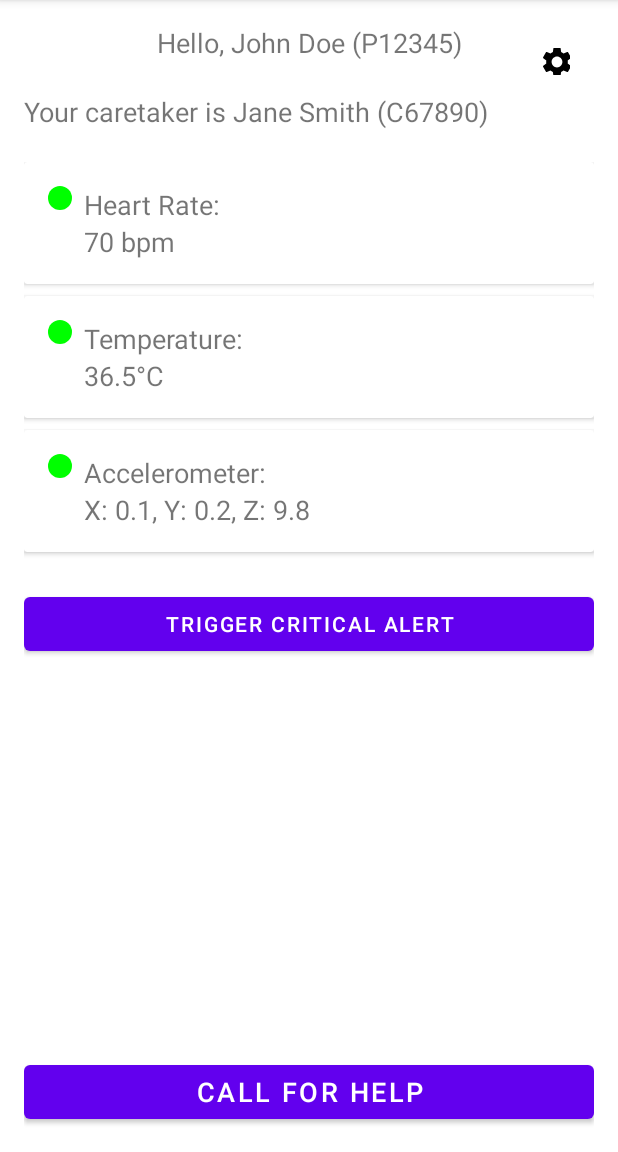
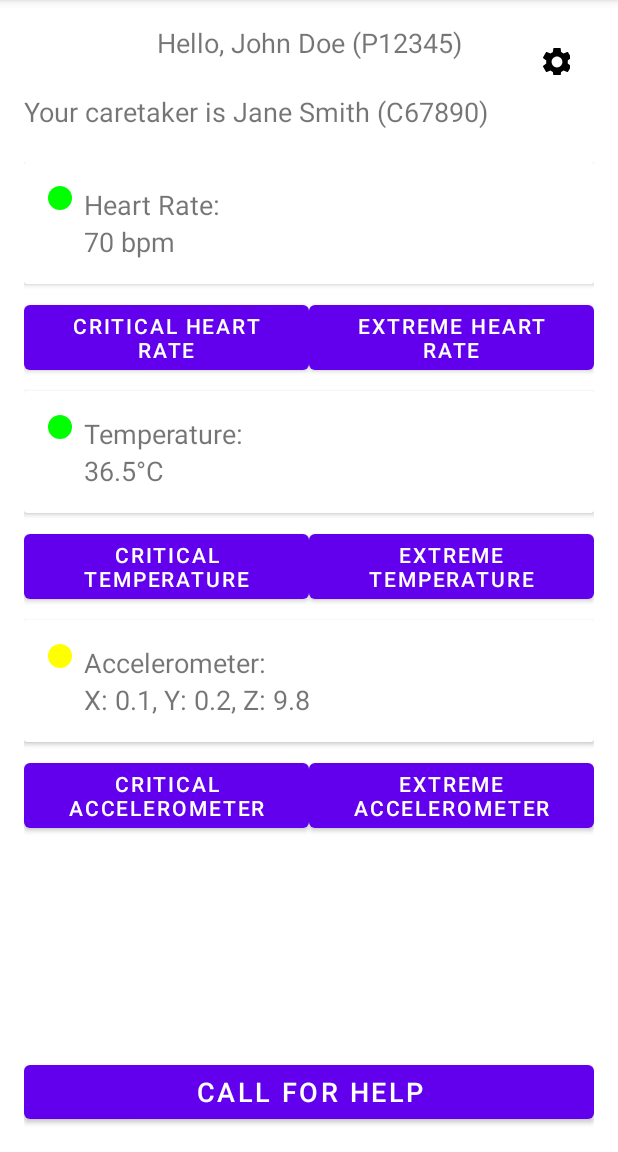
Before and after one commit to mickelsamuel/Elderly-Health-Monitor-App, an Android app: the screen it shows after launch (MonitorActivity), after a tap on "MONITOR", on a phone screen of 412 x 824 dp, the part 84-1236 px from its top. Run offline under Robolectric (Android 15) with nearby library versions, the phone set to English and light mode, and no system bars.

Commit message:
more triggers for metrics

```diff
--- a/app/src/main/java/com/example/elderly_health_monitor_app/MonitorActivity.java
+++ b/app/src/main/java/com/example/elderly_health_monitor_app/MonitorActivity.java
@@ -30,7 +30,12 @@ public class MonitorActivity extends AppCompatActivity {
     private View accelerometerStatus;
     private View heartRateStatus;
     private Button callForHelpButton;
-    private Button triggerCriticalAlertButton;  // New button for testing
+    private Button triggerCriticalHeartRateButton;
+    private Button triggerExtremeHeartRateButton;
+    private Button triggerCriticalTemperatureButton;
+    private Button triggerExtremeTemperatureButton;
+    private Button triggerCriticalAccelerometerButton;
+    private Button triggerExtremeAccelerometerButton;
     private ImageButton settingsButton;
 
     private static final String TAG = "MonitorActivity";
@@ -54,7 +59,12 @@ public class MonitorActivity extends AppCompatActivity {
         heartRateStatus = findViewById(R.id.heartRateStatus);
         callForHelpButton = findViewById(R.id.callForHelpButton);
         settingsButton = findViewById(R.id.settingsButton);
-        triggerCriticalAlertButton = findViewById(R.id.triggerCriticalAlertButton);  // New button
+        triggerCriticalHeartRateButton = findViewById(R.id.triggerCriticalHeartRateButton);
+        triggerExtremeHeartRateButton = findViewById(R.id.triggerExtremeHeartRateButton);
+        triggerCriticalTemperatureButton = findViewById(R.id.triggerCriticalTemperatureButton);
+        triggerExtremeTemperatureButton = findViewById(R.id.triggerExtremeTemperatureButton);
+        triggerCriticalAccelerometerButton = findViewById(R.id.triggerCriticalAccelerometerButton);
+        triggerExtremeAccelerometerButton = findViewById(R.id.triggerExtremeAccelerometerButton);
 
         // Example patient details
         String patientName = "John Doe"; // Replace with actual patient name
@@ -86,12 +96,46 @@ public class MonitorActivity extends AppCompatActivity {
             }
         });
 
-        // Set OnClickListener for the Trigger Critical Alert button
-        triggerCriticalAlertButton.setOnClickListener(new View.OnClickListener() {
+        // Set OnClickListeners for the new buttons
+        triggerCriticalHeartRateButton.setOnClickListener(new View.OnClickListener() {
             @Override
             public void onClick(View v) {
-                // Manually trigger a critical alert
-                updateReadings(110, 35.0f, "X: 0.0, Y: 0.0, Z: 0.0"); // Adjust values to trigger critical alerts
+                updateReadings(40, 36.5f, "X: 0.1, Y: 0.2, Z: 9.8"); // Critical heart rate
+            }
+        });
+
+        triggerExtremeHeartRateButton.setOnClickListener(new View.OnClickListener() {
+            @Override
+            public void onClick(View v) {
+                updateReadings(55, 36.5f, "X: 0.1, Y: 0.2, Z: 9.8"); // Extreme heart rate
+            }
+        });
+
+        triggerCriticalTemperatureButton.setOnClickListener(new View.OnClickListener() {
+            @Override
+            public void onClick(View v) {
+                updateReadings(70, 34.0f, "X: 0.1, Y: 0.2, Z: 9.8"); // Critical temperature
+            }
+        });
+
+        triggerExtremeTemperatureButton.setOnClickListener(new View.OnClickListener() {
+            @Override
+            public void onClick(View v) {
+                updateReadings(70, 35.5f, "X: 0.1, Y: 0.2, Z: 9.8"); // Extreme temperature
+            }
+        });
+
+        triggerCriticalAccelerometerButton.setOnClickListener(new View.OnClickListener() {
+            @Override
+            public void onClick(View v) {
+                updateReadings(70, 36.5f, "X: 0.0, Y: 0.0, Z: 0.0"); // Critical accelerometer
+            }
+        });
+
+        triggerExtremeAccelerometerButton.setOnClickListener(new View.OnClickListener() {
+            @Override
+            public void onClick(View v) {
+                updateReadings(70, 36.5f, "X: 0.5, Y: 0.5, Z: 0.5"); // Extreme accelerometer
             }
         });
 
@@ -130,12 +174,29 @@ public class MonitorActivity extends AppCompatActivity {
 
         // Update accelerometer reading
         accelerometerReading.setText(accelerometer);
-        if (accelerometer.equals("X: 0.0, Y: 0.0, Z: 0.0")) { // Example condition for fall
+        String[] values = accelerometer.split(", ");
+        float x = Float.parseFloat(values[0].split(": ")[1]);
+        float y = Float.parseFloat(values[1].split(": ")[1]);
+        float z = Float.parseFloat(values[2].split(": ")[1]);
+
+        if (isFallDetected(x, y, z)) {
             accelerometerStatus.setBackgroundResource(R.drawable.indicator_red);
             showCriticalAlertDialog("Accelerometer");
+        } else if (isExtremeMovement(x, y, z)) {
+            accelerometerStatus.setBackgroundResource(R.drawable.indicator_yellow);
         } else {
             accelerometerStatus.setBackgroundResource(R.drawable.indicator_green);
         }
+    }
+
+    private boolean isFallDetected(float x, float y, float z) {
+        float threshold = 15.0f; // Example threshold for a fall impact
+        return (Math.abs(x) > threshold || Math.abs(y) > threshold || Math.abs(z) > threshold) && (x == 0 && y == 0 && z == 0);
+    }
+
+    private boolean isExtremeMovement(float x, float y, float z) {
+        float threshold = 5.0f; // Example threshold for extreme movement
+        return (Math.abs(x) > threshold || Math.abs(y) > threshold || Math.abs(z) > threshold);
     }
 
     private void showCriticalAlertDialog(String metric) {
--- a/app/src/main/res/layout/activity_monitor.xml
+++ b/app/src/main/res/layout/activity_monitor.xml
@@ -74,6 +74,25 @@
             </LinearLayout>
         </androidx.cardview.widget.CardView>
 
+        <LinearLayout
+            android:layout_width="match_parent"
+            android:layout_height="wrap_content"
+            android:orientation="horizontal"
+            android:layout_marginBottom="8dp">
+            <Button
+                android:id="@+id/triggerCriticalHeartRateButton"
+                android:layout_width="0dp"
+                android:layout_height="wrap_content"
+                android:layout_weight="1"
+                android:text="Critical Heart Rate"/>
+            <Button
+                android:id="@+id/triggerExtremeHeartRateButton"
+                android:layout_width="0dp"
+                android:layout_height="wrap_content"
+                android:layout_weight="1"
+                android:text="Extreme Heart Rate"/>
+        </LinearLayout>
+
         <!-- Temperature Card -->
         <androidx.cardview.widget.CardView
             android:layout_width="match_parent"
@@ -109,6 +128,25 @@
                 </LinearLayout>
             </LinearLayout>
         </androidx.cardview.widget.CardView>
+
+        <LinearLayout
+            android:layout_width="match_parent"
+            android:layout_height="wrap_content"
+            android:orientation="horizontal"
+            android:layout_marginBottom="8dp">
+            <Button
+                android:id="@+id/triggerCriticalTemperatureButton"
+                android:layout_width="0dp"
+                android:layout_height="wrap_content"
+                android:layout_weight="1"
+                android:text="Critical Temperature"/>
+            <Button
+                android:id="@+id/triggerExtremeTemperatureButton"
+                android:layout_width="0dp"
+                android:layout_height="wrap_content"
+                android:layout_weight="1"
+                android:text="Extreme Temperature"/>
+        </LinearLayout>
 
         <!-- Accelerometer Card -->
         <androidx.cardview.widget.CardView
@@ -146,19 +184,26 @@
                 </LinearLayout>
             </LinearLayout>
         </androidx.cardview.widget.CardView>
+
+        <LinearLayout
+            android:layout_width="match_parent"
+            android:layout_height="wrap_content"
+            android:orientation="horizontal"
+            android:layout_marginBottom="8dp">
+            <Button
+                android:id="@+id/triggerCriticalAccelerometerButton"
+                android:layout_width="0dp"
+                android:layout_height="wrap_content"
+                android:layout_weight="1"
+                android:text="Critical Accelerometer"/>
+            <Button
+                android:id="@+id/triggerExtremeAccelerometerButton"
+                android:layout_width="0dp"
+                android:layout_height="wrap_content"
+                android:layout_weight="1"
+                android:text="Extreme Accelerometer"/>
+        </LinearLayout>
     </LinearLayout>
-
-    <!-- Trigger Critical Alert Button for Testing -->
-    <Button
-        android:id="@+id/triggerCriticalAlertButton"
-        android:layout_width="match_parent"
-        android:layout_height="wrap_content"
-        android:text="Trigger Critical Alert"
-        app:layout_constraintTop_toBottomOf="@id/sensorLinearLayout"
-        android:layout_marginTop="16dp"
-        android:layout_marginBottom="16dp"
-        app:layout_constraintStart_toStartOf="parent"
-        app:layout_constraintEnd_toEndOf="parent"/>
 
     <Button
         android:id="@+id/callForHelpButton"
```
